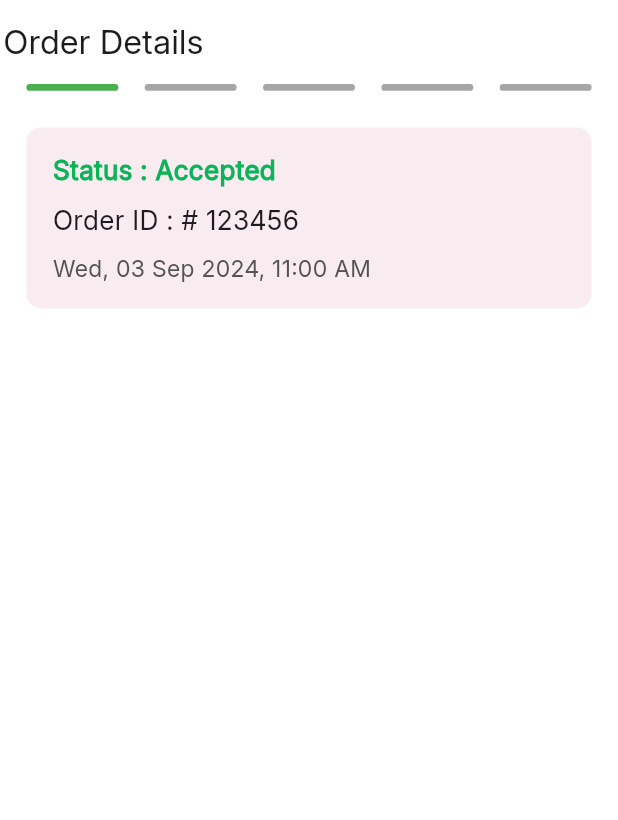
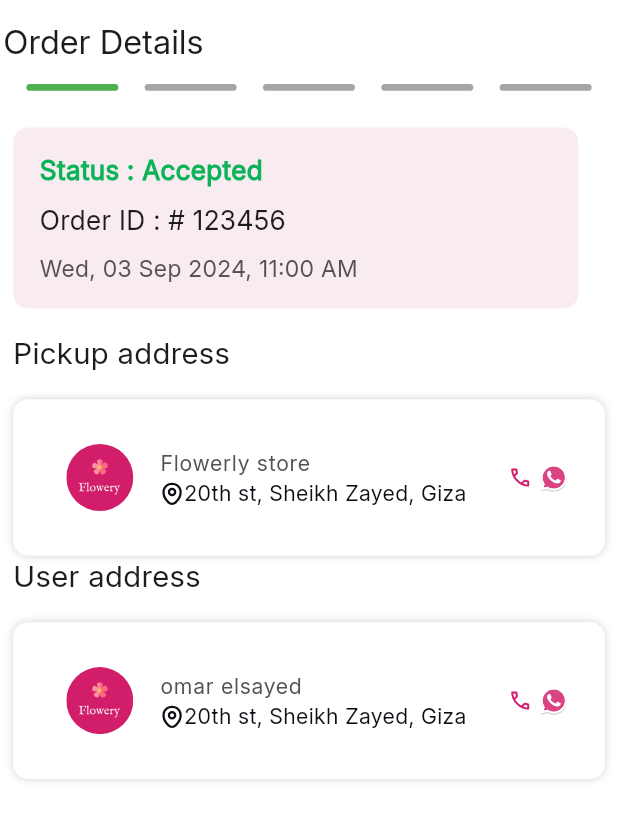
Before and after one commit to mohamedgamal125/Tracking_app, a Flutter app: the screen it shows after launch, on a phone screen of 412 x 824 dp. Shown: the top 820 px of the screen. Run offline on Flutter 3.47's test engine with Material 3 defaults, Android fonts, the phone set to English and light mode, and no system bars; our stand-ins replace animated_text_kit, bloc, dio, equatable, flutter_bloc, flutter_easyloading and 11 more; generated files the repository leaves out were written again.

Commit message:
(order details):  - finsh address section

```diff
--- a/lib/core/utils/app_assets.dart
+++ b/lib/core/utils/app_assets.dart
@@ -4,5 +4,8 @@ abstract class SvgImags {
   static const String successApply = '$svgPath/success_apply.svg';
   static const String decoration1 = '$svgPath/decoration1.svg';
   static const String decoration2 = '$svgPath/decoration2.svg';
-
+  static const String flowerlyLogo = '$svgPath/Flowery logo.svg';
+  static const String locationIcon = '$svgPath/location.svg';
+  static const String whatsappIcon = '$svgPath/whats_app.svg';
+  static const String callIcon = '$svgPath/call.svg';
 }
--- a/lib/core/utils/text_styles.dart
+++ b/lib/core/utils/text_styles.dart
@@ -38,6 +38,11 @@ abstract class AppTextStyles {
         fontFamily: 'Inter',
         fontWeight: FontWeight.w400,
         fontSize: _responsiveFontSize(12),
+      );
+  static TextStyle get inter400_13 => TextStyle(
+        fontFamily: 'Inter',
+        fontWeight: FontWeight.w400,
+        fontSize: _responsiveFontSize(13),
       );
 
   static TextStyle get inter500_16 => TextStyle(
--- a/lib/feature/order_details/presentation/view/order_details_view.dart
+++ b/lib/feature/order_details/presentation/view/order_details_view.dart
@@ -11,6 +11,8 @@ class OrderDetailsView extends StatelessWidget {
       appBar: buildCustomAppBar(
           title: "Order Details", isVisible: false, context: context),
       body: OrderDetailsViewBody(),
+    // bottomNavigationBar: ,
+
     );
   }
 }
--- /dev/null
+++ b/lib/feature/order_details/presentation/view/widgets/address_section.dart
@@ -0,0 +1,88 @@
+import 'package:flutter/material.dart';
+import 'package:flutter_svg/svg.dart';
+import 'package:tracking_app/core/common/get_responsive_height_and_width.dart';
+import 'package:tracking_app/core/utils/app_assets.dart';
+import 'package:tracking_app/core/utils/text_styles.dart';
+
+class AddressSection extends StatelessWidget {
+  const AddressSection(
+      {super.key,
+      required this.sectionTitle,
+      required this.name,
+      required this.address,
+      this.image});
+  final String sectionTitle;
+  final String name;
+  final String address;
+  final String? image;
+  @override
+  Widget build(BuildContext context) {
+    return Column(
+      crossAxisAlignment: CrossAxisAlignment.start,
+      children: [
+        Text(
+          sectionTitle,
+          style: AppTextStyles.inter500_18,
+        ),
+        SizedBox(height: responsiveHeight(16)),
+        Container(
+          padding: EdgeInsets.only(
+              left: responsiveWidth(16),
+              top: responsiveHeight(16),
+              bottom: responsiveHeight(16)),
+          decoration: BoxDecoration(
+              color: Colors.white,
+              borderRadius: BorderRadius.circular(10),
+              boxShadow: [
+                BoxShadow(
+                  color: Color(0x40535353), // 0x40 = 25% opacity in hex
+                  offset: Offset(0, 0),
+                  blurRadius: 4,
+                  spreadRadius: 0,
+                )
+              ]),
+          child: ListTile(
+            leading: image != null
+                ? SizedBox(
+                    height: responsiveHeight(44),
+                    width: responsiveWidth(44),
+                    child: Image.asset(
+                      image!,
+                      fit: BoxFit.cover,
+                    ))
+                : SizedBox(
+                    width: responsiveWidth(44),
+                    height: responsiveHeight(44),
+                    child: SvgPicture.asset(
+                      SvgImags.flowerlyLogo,
+                      fit: BoxFit.contain,
+                    )),
+            title: Text(
+              name,
+              style:
+                  AppTextStyles.inter400_13.copyWith(color: Color(0xff535353)),
+            ),
+            subtitle: Row(
+              children: [
+                SvgPicture.asset(SvgImags.locationIcon),
+                Text(
+                  address,
+                  style: AppTextStyles.inter400_13
+                      .copyWith(color: Color(0xff0C1015)),
+                ),
+              ],
+            ),
+            trailing: Row(
+              spacing: responsiveWidth(4),
+              mainAxisSize: MainAxisSize.min,
+              children: [
+                SvgPicture.asset(SvgImags.callIcon),
+                SvgPicture.asset(SvgImags.whatsappIcon),
+              ],
+            ),
+          ),
+        )
+      ],
+    );
+  }
+}
--- a/lib/feature/order_details/presentation/view/widgets/order_details_view_body.dart
+++ b/lib/feature/order_details/presentation/view/widgets/order_details_view_body.dart
@@ -1,5 +1,7 @@
 import 'package:flutter/material.dart';
 import 'package:tracking_app/core/common/get_responsive_height_and_width.dart';
+import 'package:tracking_app/core/utils/text_styles.dart';
+import 'package:tracking_app/feature/order_details/presentation/view/widgets/address_section.dart';
 import 'package:tracking_app/feature/order_details/presentation/view/widgets/custom_step_widget.dart';
 import 'package:tracking_app/feature/order_details/presentation/view/widgets/order_status_widget.dart';
 
@@ -24,6 +26,7 @@ class _OrderDetailsViewBodyState extends State<OrderDetailsViewBody> {
     return Padding(
       padding: EdgeInsets.symmetric(horizontal: responsiveWidth(8)),
       child: Column(
+        crossAxisAlignment: CrossAxisAlignment.start,
         children: [
           CustomStepWidget(
             stepCount: 5,
@@ -32,6 +35,18 @@ class _OrderDetailsViewBodyState extends State<OrderDetailsViewBody> {
           SizedBox(height: responsiveHeight(24)),
           OrderStatusWidget(statusList: statusList, index: index),
           SizedBox(height: responsiveHeight(16)),
+          AddressSection(
+            sectionTitle: 'Pickup address',
+            name: 'Flowerly store',
+            address: '20th st, Sheikh Zayed, Giza ',
+            // image: ,
+          ),
+          AddressSection(
+            sectionTitle: 'User address',
+            name: 'omar elsayed',
+            address: '20th st, Sheikh Zayed, Giza ',
+            // !  use this image in case of user only  image: ,
+          ),
         ],
       ),
     );
```
Also changed, not shown: assets/svg/Flowery logo.svg (added), assets/svg/call.svg (added), assets/svg/location.svg (added), assets/svg/whats_app.svg (added). Lines whose indentation alone changed are shown as unchanged.
